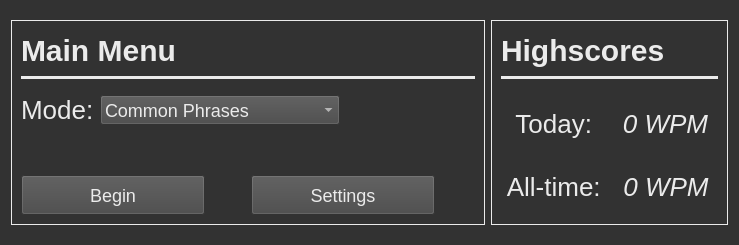
Old version of the form speed-typer/source_ui/mainWindow.ui in the repository Rolv-Apneseth/ps-typer.
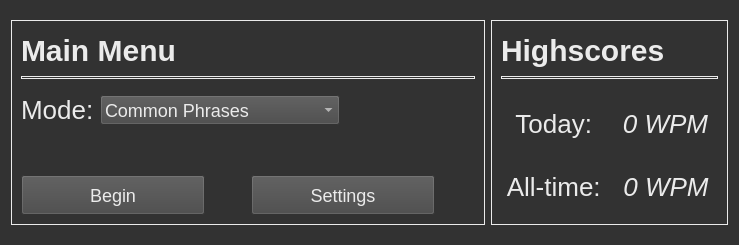
New version of the form.

Patch:
```diff
--- a/speed-typer/source_ui/mainWindow.ui
+++ b/speed-typer/source_ui/mainWindow.ui
@@ -118,7 +118,7 @@
           <item>
            <widget class="Line" name="lineMainMenu">
             <property name="styleSheet">
-             <string notr="true">background-color: rgb(235, 235, 235);</string>
+             <string notr="true"/>
             </property>
             <property name="orientation">
              <enum>Qt::Horizontal</enum>
@@ -389,7 +389,7 @@
           <item>
            <widget class="Line" name="lineHighscore">
             <property name="styleSheet">
-             <string notr="true">background-color: rgb(235, 235, 235);</string>
+             <string notr="true"/>
             </property>
             <property name="orientation">
              <enum>Qt::Horizontal</enum>
```
Left out of the diff: 4 changed lines with no effect on the pictures.
